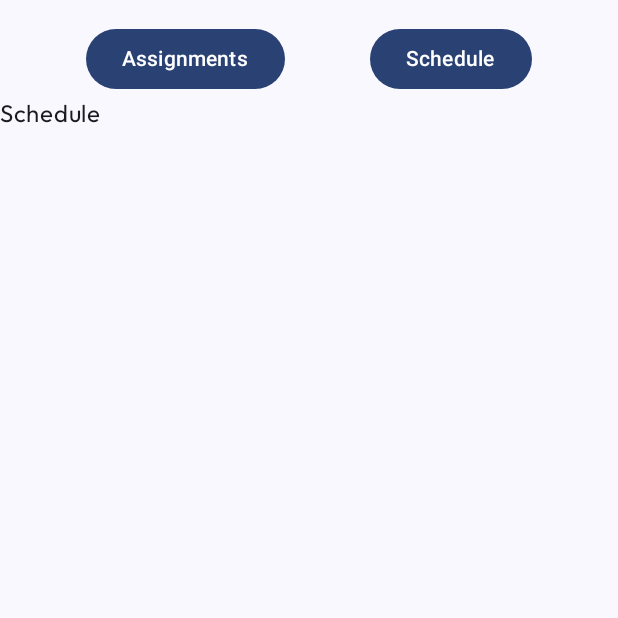
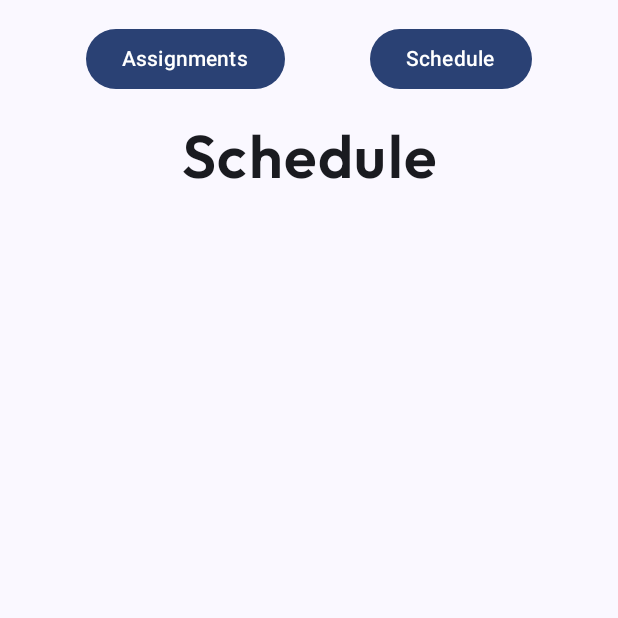
Before and after one commit to m-GDEV/redline, an Android app built with Jetpack Compose: the screen it shows after launch (MainActivity), after a tap on "Schedule", on a phone screen of 412 x 824 dp, the top half of it. Run offline under Robolectric (Android 15) with nearby library versions, the phone set to English and light mode, and no system bars.

Commit message:
added some selectable typography styles

```diff
--- a/app/src/main/java/com/redline/android/ui/AssignmentsScreen.kt
+++ b/app/src/main/java/com/redline/android/ui/AssignmentsScreen.kt
@@ -1,21 +1,22 @@
 package com.redline.android.ui
 
 import androidx.compose.foundation.layout.Column
-import androidx.compose.foundation.lazy.LazyColumn
+import androidx.compose.material3.MaterialTheme
 import androidx.compose.material3.Text
 import androidx.compose.runtime.Composable
 import androidx.compose.ui.Modifier
+import androidx.compose.ui.text.style.TextAlign
 import com.redline.android.AppScreen
+import com.redline.android.R
 
 @Composable
 fun AssignmentsScreen(
-    modifier: Modifier = Modifier, onScreenChange: (screen: AppScreen) -> Unit
+    modifier: Modifier = Modifier,
+    onScreenChange: (screen: AppScreen) -> Unit
 ) {
     Column {
         HomeTabs(onScreenChange = onScreenChange)
-        Text(
-            text = "Assignments",
-        )
+        TabHeader(tabNameId = R.string.assignments_tab)
     }
 
 }
--- a/app/src/main/java/com/redline/android/ui/CommonUI.kt
+++ b/app/src/main/java/com/redline/android/ui/CommonUI.kt
@@ -6,11 +6,13 @@ import androidx.compose.foundation.layout.Row
 import androidx.compose.foundation.layout.fillMaxWidth
 import androidx.compose.foundation.layout.padding
 import androidx.compose.material3.Button
+import androidx.compose.material3.MaterialTheme
 import androidx.compose.material3.Text
 import androidx.compose.runtime.Composable
 import androidx.compose.ui.Alignment
 import androidx.compose.ui.Modifier
 import androidx.compose.ui.res.stringResource
+import androidx.compose.ui.text.style.TextAlign
 import androidx.compose.ui.unit.dp
 import com.redline.android.AppScreen
 import com.redline.android.R
@@ -37,7 +39,7 @@ fun HomeTabs(modifier: Modifier = Modifier, onScreenChange: (screen: AppScreen)
         }
         Button(
             onClick = {
-                Log.d("NAVIGATIOM_", "Navigating to schedule from button")
+//                Log.d("NAVIGATIOM_", "Navigating to schedule from button")
                 onScreenChange(AppScreen.Schedule)
             }
         ) {
@@ -47,3 +49,15 @@ fun HomeTabs(modifier: Modifier = Modifier, onScreenChange: (screen: AppScreen)
         }
     }
 }
+
+@Composable
+fun TabHeader(tabNameId: Int) {
+    Text(
+        text = stringResource(id = tabNameId),
+        textAlign = TextAlign.Center,
+        style = MaterialTheme.typography.displayLarge,
+        modifier = Modifier
+            .fillMaxWidth()
+            .padding(top = 15.dp)
+    )
+}
--- a/app/src/main/java/com/redline/android/ScheduleScreen.kt
+++ b/app/src/main/java/com/redline/android/ui/ScheduleScreen.kt
@@ -1,10 +1,13 @@
-package com.redline.android
+package com.redline.android.ui
 
 import androidx.compose.foundation.layout.Column
+import androidx.compose.material3.MaterialTheme
 import androidx.compose.material3.Text
 import androidx.compose.runtime.Composable
 import androidx.compose.ui.Modifier
-import com.redline.android.ui.HomeTabs
+import androidx.compose.ui.text.style.TextAlign
+import com.redline.android.AppScreen
+import com.redline.android.R
 
 @Composable
 fun ScheduleScreen(
@@ -13,9 +16,7 @@ fun ScheduleScreen(
 ) {
     Column {
         HomeTabs(onScreenChange = onScreenChange)
-        Text(
-            text = "Schedule"
-        )
+        TabHeader(tabNameId = R.string.schedule_tab)
     }
 
 }
--- a/app/src/main/java/com/redline/android/ui/theme/Type.kt
+++ b/app/src/main/java/com/redline/android/ui/theme/Type.kt
@@ -15,19 +15,50 @@ val Outfit = FontFamily(
 )
 
 
-
-
-// Set of Material typography styles to start with
+// Custom defintions of typography options
 val Typography = Typography(
+    // Display
+    displayLarge = TextStyle(
+        fontFamily = Outfit,
+        fontWeight = FontWeight.Bold,
+        fontSize = 40.sp,
+        lineHeight = 30.sp,
+        letterSpacing = 1.sp
+    ),
+    displayMedium = TextStyle(
+        fontFamily = Outfit,
+        fontWeight = FontWeight.Bold,
+        fontSize = 30.sp,
+        lineHeight = 24.sp,
+        letterSpacing = 0.75.sp
+    ),
+    displaySmall = TextStyle(
+        fontFamily = Outfit,
+        fontWeight = FontWeight.Medium,
+        fontSize = 30.sp,
+        lineHeight = 24.sp,
+        letterSpacing = 0.5.sp
+    ),
+    // Body
     bodyLarge = TextStyle(
+        fontFamily = Outfit,
+        fontWeight = FontWeight.Normal,
+        fontSize = 18.sp,
+        lineHeight = 24.sp,
+        letterSpacing = 0.5.sp
+    ),
+    bodyMedium = TextStyle(
+        fontFamily = Outfit,
+        fontWeight = FontWeight.Normal,
+        fontSize = 16.sp,
+        lineHeight = 24.sp,
+        letterSpacing = 0.5.sp
+    ),
+    bodySmall = TextStyle(
         fontFamily = Outfit,
         fontWeight = FontWeight.Normal,
         fontSize = 16.sp,
         lineHeight = 24.sp,
         letterSpacing = 0.5.sp
     )
-    // Other default text styles to override
-
-    //Add text styles for medium and bold
-
 )
```
Also changed, not shown: app/src/main/java/com/redline/android/AppScreen.kt (+1 -16 lines).
